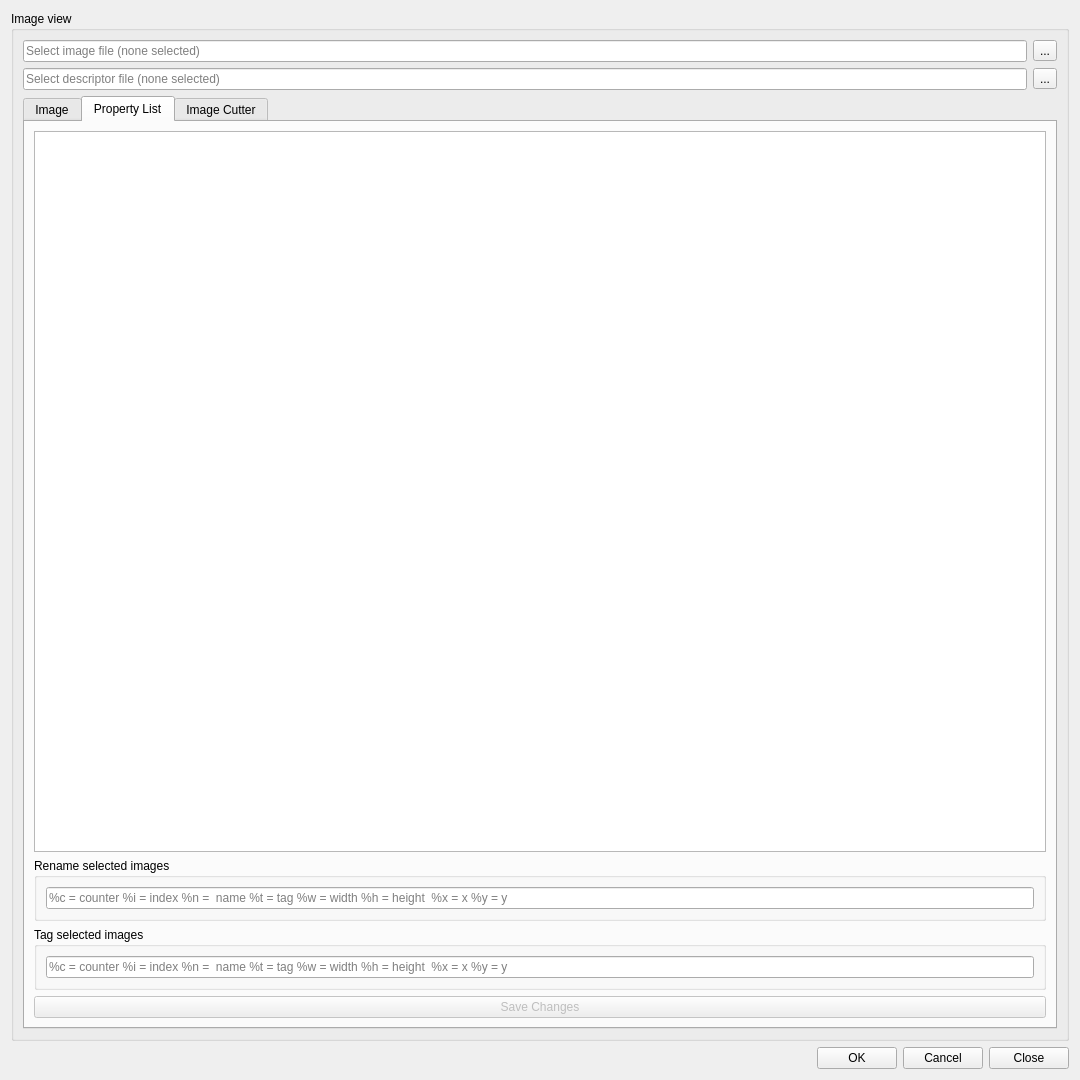
ensisoft/detonator, file editor/gui/dlgimgview.ui: the form before one commit.
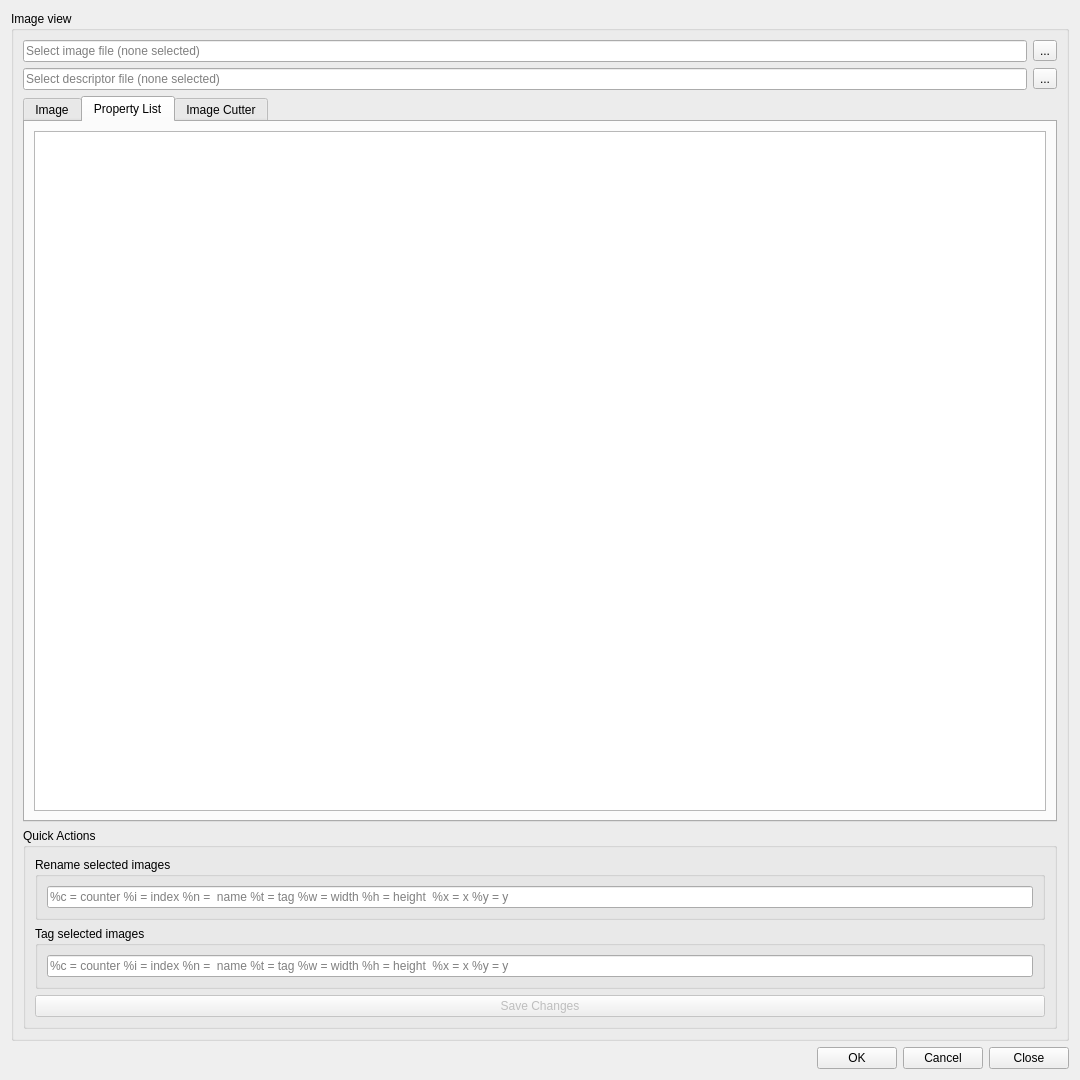
The form after the commit. The open tabs and pages were chosen to show the change. Icons and pictures are not drawn. Custom widgets are drawn as their Qt base class.

Commit message:
Refactor DlgImgView UI and move the rename/retag widgets out of the list tab
Refactor DlgImgView UI and move the rename/retag widgets out of the list tab
so that they're always accessible for better UX.

The edit to the form file:
```diff
--- a/editor/gui/dlgimgview.ui
+++ b/editor/gui/dlgimgview.ui
@@ -244,57 +244,6 @@
             </attribute>
            </widget>
           </item>
-          <item>
-           <widget class="QGroupBox" name="rename">
-            <property name="title">
-             <string>Rename selected images</string>
-            </property>
-            <property name="flat">
-             <bool>true</bool>
-            </property>
-            <layout class="QHBoxLayout" name="horizontalLayout_6">
-             <item>
-              <widget class="QLineEdit" name="renameTemplate">
-               <property name="placeholderText">
-                <string>%c = counter %i = index %n =  name %t = tag %w = width %h = height  %x = x %y = y</string>
-               </property>
-              </widget>
-             </item>
-            </layout>
-           </widget>
-          </item>
-          <item>
-           <widget class="QGroupBox" name="retag">
-            <property name="title">
-             <string>Tag selected images</string>
-            </property>
-            <property name="flat">
-             <bool>true</bool>
-            </property>
-            <layout class="QHBoxLayout" name="horizontalLayout_8">
-             <item>
-              <widget class="QLineEdit" name="tagTemplate">
-               <property name="placeholderText">
-                <string>%c = counter %i = index %n =  name %t = tag %w = width %h = height  %x = x %y = y</string>
-               </property>
-              </widget>
-             </item>
-            </layout>
-           </widget>
-          </item>
-          <item>
-           <widget class="QPushButton" name="btnSave">
-            <property name="enabled">
-             <bool>false</bool>
-            </property>
-            <property name="text">
-             <string>Save Changes</string>
-            </property>
-            <property name="autoDefault">
-             <bool>false</bool>
-            </property>
-           </widget>
-          </item>
          </layout>
         </widget>
         <widget class="QWidget" name="tabCutter">
@@ -661,6 +610,69 @@
         </widget>
        </widget>
       </item>
+      <item>
+       <widget class="QGroupBox" name="groupBox_8">
+        <property name="title">
+         <string>Quick Actions</string>
+        </property>
+        <property name="flat">
+         <bool>true</bool>
+        </property>
+        <layout class="QVBoxLayout" name="verticalLayout_12">
+         <item>
+          <widget class="QGroupBox" name="rename">
+           <property name="title">
+            <string>Rename selected images</string>
+           </property>
+           <property name="flat">
+            <bool>true</bool>
+           </property>
+           <layout class="QHBoxLayout" name="horizontalLayout_6">
+            <item>
+             <widget class="QLineEdit" name="renameTemplate">
+              <property name="placeholderText">
+               <string>%c = counter %i = index %n =  name %t = tag %w = width %h = height  %x = x %y = y</string>
+              </property>
+             </widget>
+            </item>
+           </layout>
+          </widget>
+         </item>
+         <item>
+          <widget class="QGroupBox" name="retag">
+           <property name="title">
+            <string>Tag selected images</string>
+           </property>
+           <property name="flat">
+            <bool>true</bool>
+           </property>
+           <layout class="QHBoxLayout" name="horizontalLayout_8">
+            <item>
+             <widget class="QLineEdit" name="tagTemplate">
+              <property name="placeholderText">
+               <string>%c = counter %i = index %n =  name %t = tag %w = width %h = height  %x = x %y = y</string>
+              </property>
+             </widget>
+            </item>
+           </layout>
+          </widget>
+         </item>
+         <item>
+          <widget class="QPushButton" name="btnSave">
+           <property name="enabled">
+            <bool>false</bool>
+           </property>
+           <property name="text">
+            <string>Save Changes</string>
+           </property>
+           <property name="autoDefault">
+            <bool>false</bool>
+           </property>
+          </widget>
+         </item>
+        </layout>
+       </widget>
+      </item>
      </layout>
     </widget>
    </item>
```
Left out of the diff: 6 changed lines with no effect on the pictures. The commit also changes 1 other file.
